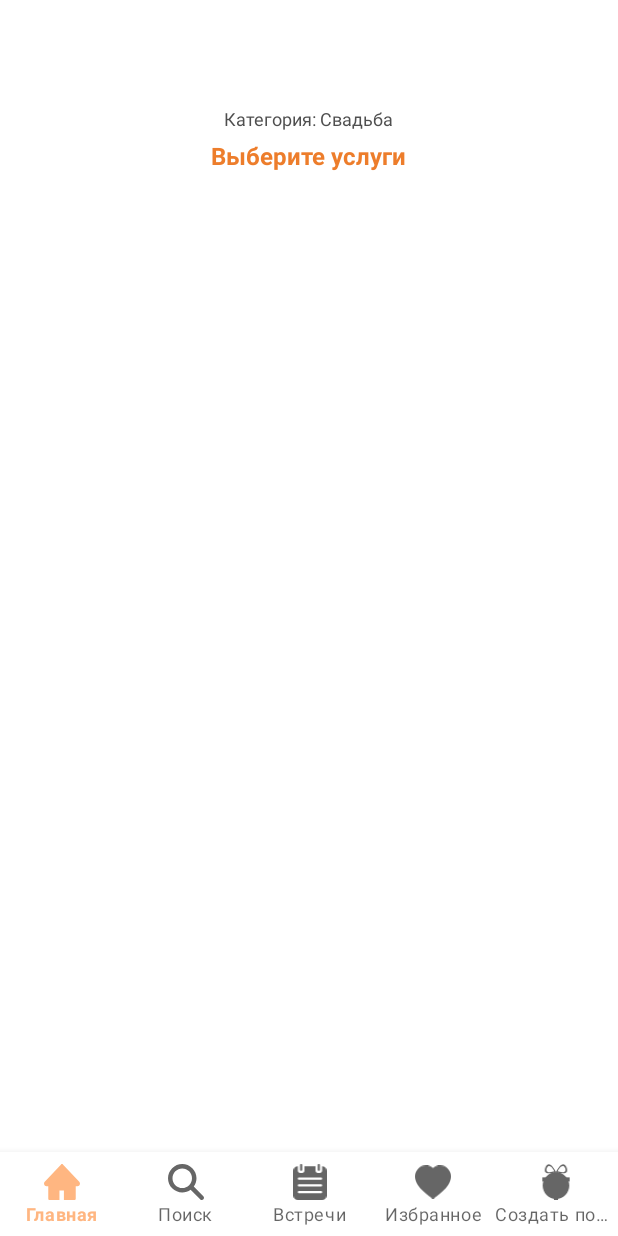
After one commit to MikaOlala/toigether-anddroid-app, an Android app: the CalendarFragment screen opened through its navigation route, on a phone screen of 412 x 824 dp. The commit adds this screen. Run offline under Robolectric (Android 15) with nearby library versions, the phone set to English and light mode, and no system bars; our stand-ins replace navigation-ui.

Commit message:
started calendar generation step

```diff
--- /dev/null
+++ b/app/src/main/java/com/example/toigether/CalendarFragment.java
@@ -0,0 +1,64 @@
+package com.example.toigether;
+
+import android.os.Bundle;
+
+import androidx.fragment.app.Fragment;
+
+import android.view.LayoutInflater;
+import android.view.View;
+import android.view.ViewGroup;
+
+/**
+ * A simple {@link Fragment} subclass.
+ * Use the {@link CalendarFragment#newInstance} factory method to
+ * create an instance of this fragment.
+ */
+public class CalendarFragment extends Fragment {
+
+    // TODO: Rename parameter arguments, choose names that match
+    // the fragment initialization parameters, e.g. ARG_ITEM_NUMBER
+    private static final String ARG_PARAM1 = "param1";
+    private static final String ARG_PARAM2 = "param2";
+
+    // TODO: Rename and change types of parameters
+    private String mParam1;
+    private String mParam2;
+
+    public CalendarFragment() {
+        // Required empty public constructor
+    }
+
+    /**
+     * Use this factory method to create a new instance of
+     * this fragment using the provided parameters.
+     *
+     * @param param1 Parameter 1.
+     * @param param2 Parameter 2.
+     * @return A new instance of fragment CalendarFragment.
+     */
+    // TODO: Rename and change types and number of parameters
+    public static CalendarFragment newInstance(String param1, String param2) {
+        CalendarFragment fragment = new CalendarFragment();
+        Bundle args = new Bundle();
+        args.putString(ARG_PARAM1, param1);
+        args.putString(ARG_PARAM2, param2);
+        fragment.setArguments(args);
+        return fragment;
+    }
+
+    @Override
+    public void onCreate(Bundle savedInstanceState) {
+        super.onCreate(savedInstanceState);
+        if (getArguments() != null) {
+            mParam1 = getArguments().getString(ARG_PARAM1);
+            mParam2 = getArguments().getString(ARG_PARAM2);
+        }
+    }
+
+    @Override
+    public View onCreateView(LayoutInflater inflater, ViewGroup container,
+                             Bundle savedInstanceState) {
+        // Inflate the layout for this fragment
+        return inflater.inflate(R.layout.fragment_calendar, container, false);
+    }
+}
--- /dev/null
+++ b/app/src/main/res/layout/fragment_calendar.xml
@@ -0,0 +1,29 @@
+<?xml version="1.0" encoding="utf-8"?>
+<LinearLayout xmlns:android="http://schemas.android.com/apk/res/android"
+    xmlns:tools="http://schemas.android.com/tools"
+    android:layout_width="match_parent"
+    android:layout_height="match_parent"
+    tools:context=".CalendarFragment"
+    android:orientation="vertical">
+
+    <TextView
+        android:layout_width="wrap_content"
+        android:layout_height="wrap_content"
+        android:text="Категория: Свадьба"
+        android:textColor="@color/almost_black"
+        android:textSize="12sp"
+        android:layout_gravity="center"
+        android:paddingVertical="5sp"
+        android:layout_marginTop="65sp" />
+    <TextView
+        android:layout_width="wrap_content"
+        android:layout_height="wrap_content"
+        android:text="@string/choose_service"
+        android:textSize="16sp"
+        android:textColor="@color/orange"
+        android:textStyle="bold"
+        android:layout_gravity="center"/>
+
+
+
+</LinearLayout>
--- a/app/src/main/res/navigation/mobile_navigation.xml
+++ b/app/src/main/res/navigation/mobile_navigation.xml
@@ -29,5 +29,14 @@
     <fragment
         android:id="@+id/navigation_generation"
         android:name="com.example.toigether.ui.generation.GenerationFragment"
-        tools:layout="@layout/fragment_generation" />
+        tools:layout="@layout/fragment_generation" >
+        <action
+            android:id="@+id/action_navigation_generation_to_calendarFragment"
+            app:destination="@id/calendarFragment" />
+    </fragment>
+    <fragment
+        android:id="@+id/calendarFragment"
+        android:name="com.example.toigether.CalendarFragment"
+        android:label="fragment_calendar"
+        tools:layout="@layout/fragment_calendar" />
 </navigation>
--- a/app/src/main/res/values/strings.xml
+++ b/app/src/main/res/values/strings.xml
@@ -11,4 +11,7 @@
     <string name="team_building">Тимбилдинг</string>
     <string name="profile">Профиль</string>
     <string name="settings">Настройки</string>
+    <!-- TODO: Remove or change this placeholder text -->
+    <string name="hello_blank_fragment">Hello blank fragment</string>
+    <string name="choose_service">Выберите услуги</string>
 </resources>
```
